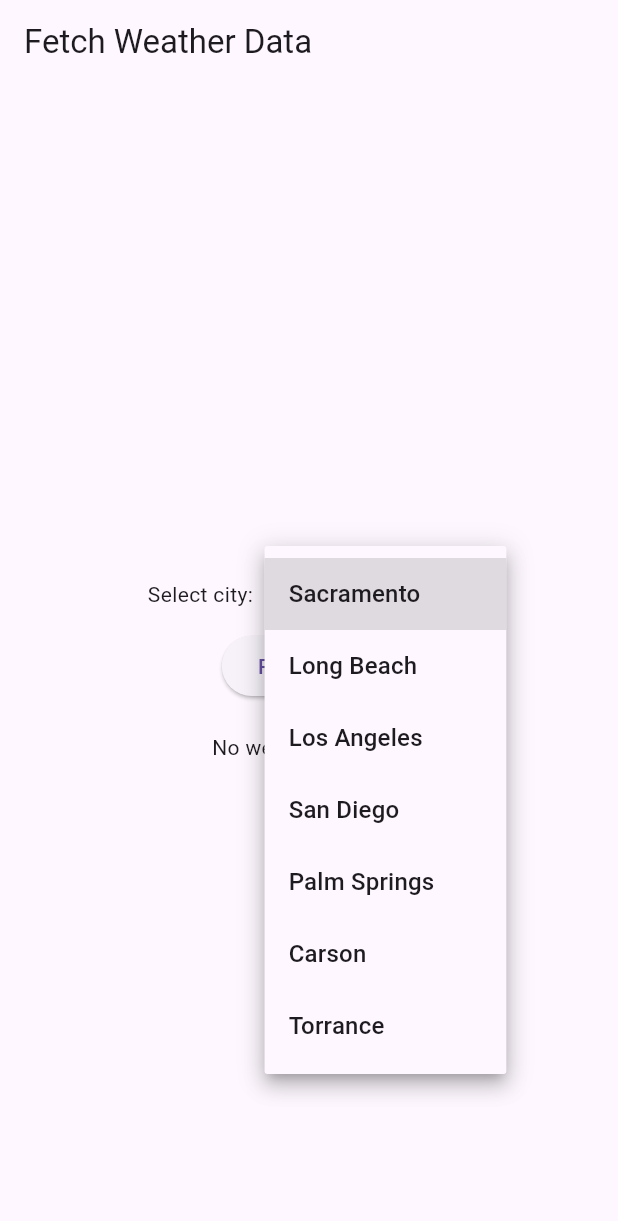
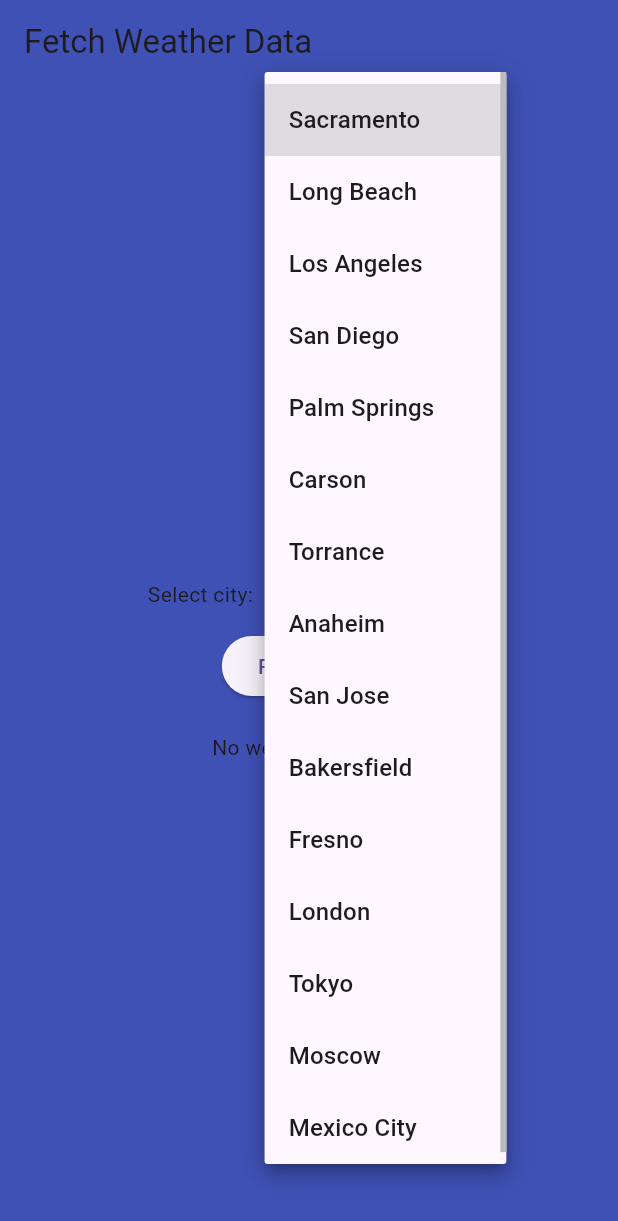
Before and after one commit to imiranda8186/cecs_453_lab_6, a Flutter app: the screen it shows after launch, after a tap on "Sacramento", on a phone screen of 412 x 824 dp. Shown: the top 1221 px of the screen. Run offline on Flutter 3.47's test engine with Material 3 defaults, Android fonts, the light colour scheme and no system bars; our stand-ins replace flutter_dotenv.

Commit message:
Submission version

```diff
--- a/lib/main.dart
+++ b/lib/main.dart
@@ -3,6 +3,7 @@ import 'dart:convert';
 import 'package:http/http.dart' as http;
 import 'package:flutter_dotenv/flutter_dotenv.dart';
 
+//App setup
 void main() async{
   WidgetsFlutterBinding.ensureInitialized();
   await dotenv.load(fileName: ".env");
@@ -23,7 +24,7 @@ class MainApp extends StatelessWidget {
   }
 }
 
-//Custom class used to store the relevant data from the JSOn
+//Custom class used to store the relevant data from the JSOn data
 //So I don't have to manually parse the data in UI
 class Weather {
   final String cityName;
@@ -40,6 +41,7 @@ class Weather {
     required this.windSpeed
   });
 
+  //Maps the Json result into the object
   factory Weather.fromJson(Map<String, dynamic> json){
     return Weather(
       cityName: json['name'],
@@ -51,6 +53,7 @@ class Weather {
   }
 }
 
+//Sample code, taken from lab doc and edited slightly
 class WeatherService {
   Future<Weather> fetchWeather(String city) async {
     final apiKey = dotenv.env['API_KEY'];
@@ -64,6 +67,7 @@ class WeatherService {
 
 
     if (response.statusCode==200) {
+      //Decode the data and pass it into the constructor for Weather
       final jsonData = jsonDecode(response.body);
       return Weather.fromJson(jsonData);
     } else {
@@ -79,13 +83,19 @@ class WeatherScreen extends StatefulWidget {
 }
 
 class _WeatherScreenState extends State<WeatherScreen> {
+  //Creating initial city and instance of the WeatherService
   String city = "Sacramento";
   final WeatherService _weatherService = WeatherService();
+
+  //Weather object, will hold the data later
   Weather? weatherData;
+  //List of cities to use in the dropdown menu
   final List<String> cities = ["Sacramento", "Long Beach", "Los Angeles", "San Diego",
-                                "Palm Springs", "Carson", "Torrance"];
+                                "Palm Springs", "Carson", "Torrance", "Anaheim", "San Jose", "Bakersfield",
+                                "Fresno", "London", "Tokyo", "Moscow", "Mexico City"];
   IconData weatherIcon = Icons.help;
 
+  //Function that gets the data from the API call and updates the weather object and Icon to display
   Future<void> getWeather() async {
     final data = await _weatherService.fetchWeather(city);
     IconData selectedIcon;
@@ -109,7 +119,9 @@ class _WeatherScreenState extends State<WeatherScreen> {
   @override
   Widget build(BuildContext context) {
     return Scaffold(
+      backgroundColor: Colors.indigo,
       appBar: AppBar(
+        backgroundColor: Colors.indigo,
         title: Text('Fetch Weather Data')
       ),
       body: Center(
@@ -122,6 +134,7 @@ class _WeatherScreenState extends State<WeatherScreen> {
               children: [
                 Text("Select city: "),
                 SizedBox(width: 20),
+                //City selection, drop down menu
                 DropdownButton<String>(
                     value: city,
                     items: cities.map((String choice){
@@ -150,6 +163,7 @@ class _WeatherScreenState extends State<WeatherScreen> {
                 else
                 Column(
                   children: [
+                    //Display the icon and weather data that was retrieved
                     Icon(weatherIcon, size: 180),
                     Text(weatherData!.cityName),
                     Text(weatherData!.condition),
```
